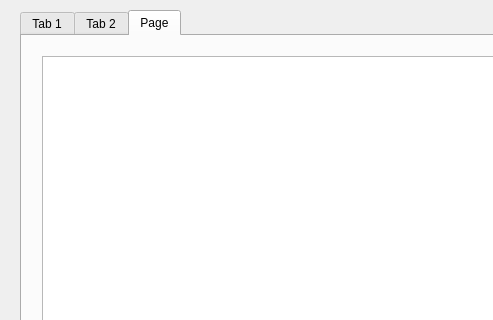
This is flood_risk/flood_risk_dialog_base.ui in andrenogueira88/flood-risk-analyser as Qt 5 draws it before an edit; both pictures show x 0 to 493 and y 0 to 320 of the 971 by 478 pixel window. The edited form follows.
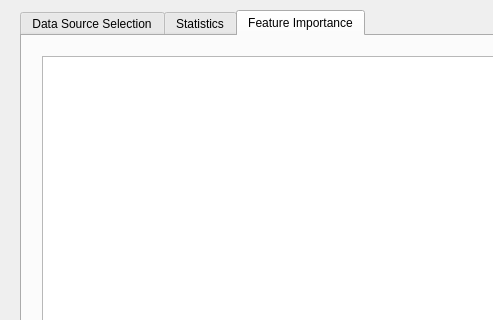
This is the edited form.

Commit message: including FS, updating icon, docstrings and ui

```diff
--- a/flood_risk/flood_risk_dialog_base.ui
+++ b/flood_risk/flood_risk_dialog_base.ui
@@ -43,7 +43,7 @@
    </property>
    <widget class="QWidget" name="DataSource">
     <attribute name="title">
-     <string>Tab 1</string>
+     <string>Data Source Selection</string>
     </attribute>
     <widget class="QListWidget" name="fileListWidget">
      <property name="geometry">
@@ -140,7 +140,7 @@
    </widget>
    <widget class="QWidget" name="FeaturesStat">
     <attribute name="title">
-     <string>Tab 2</string>
+     <string>Statistics</string>
     </attribute>
     <widget class="QTableWidget" name="contDist">
      <property name="geometry">
@@ -214,7 +214,7 @@
    </widget>
    <widget class="QWidget" name="featureSelcs">
     <attribute name="title">
-     <string>Page</string>
+     <string>Feature Importance</string>
     </attribute>
     <widget class="QTableView" name="featImpValues">
      <property name="geometry">
```
The commit also changes 3 other files.
